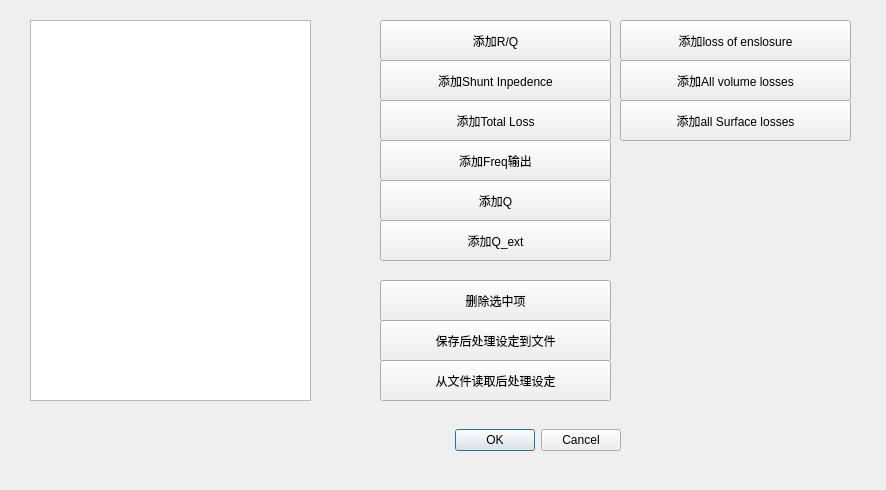
First picture: the form in GUI/ui_post.ui, repository wzmsykk/cst_tools, before the edit.
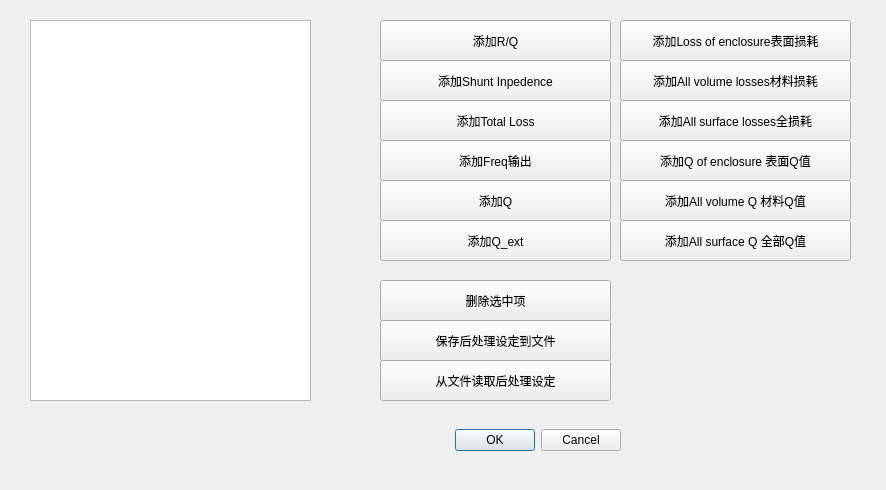
Second picture: the form after the edit.

```diff
--- a/GUI/ui_post.ui
+++ b/GUI/ui_post.ui
@@ -166,7 +166,7 @@
     </rect>
    </property>
    <property name="text">
-    <string>添加loss of enslosure</string>
+    <string>添加Loss of enclosure表面损耗</string>
    </property>
   </widget>
   <widget class="QPushButton" name="AddLossButton_Volume">
@@ -179,7 +179,7 @@
     </rect>
    </property>
    <property name="text">
-    <string>添加All volume losses</string>
+    <string>添加All volume losses材料损耗</string>
    </property>
   </widget>
   <widget class="QPushButton" name="AddLossButton_Surface">
@@ -192,7 +192,46 @@
     </rect>
    </property>
    <property name="text">
-    <string>添加all Surface losses</string>
+    <string>添加All surface losses全损耗</string>
+   </property>
+  </widget>
+  <widget class="QPushButton" name="AddQButton_Enclosure">
+   <property name="geometry">
+    <rect>
+     <x>620</x>
+     <y>140</y>
+     <width>231</width>
+     <height>41</height>
+    </rect>
+   </property>
+   <property name="text">
+    <string>添加Q of enclosure 表面Q值</string>
+   </property>
+  </widget>
+  <widget class="QPushButton" name="AddQButton_Volume">
+   <property name="geometry">
+    <rect>
+     <x>620</x>
+     <y>180</y>
+     <width>231</width>
+     <height>41</height>
+    </rect>
+   </property>
+   <property name="text">
+    <string>添加All volume Q 材料Q值</string>
+   </property>
+  </widget>
+  <widget class="QPushButton" name="AddQButton_Surface">
+   <property name="geometry">
+    <rect>
+     <x>620</x>
+     <y>220</y>
+     <width>231</width>
+     <height>41</height>
+    </rect>
+   </property>
+   <property name="text">
+    <string>添加All surface Q 全部Q值</string>
    </property>
   </widget>
  </widget>
```
